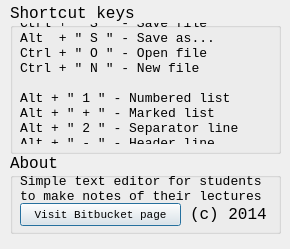
Before: the Qt Designer form aboutwindow.ui in Maxym-Dmytriiev/noteitpad, drawn with Qt 5.
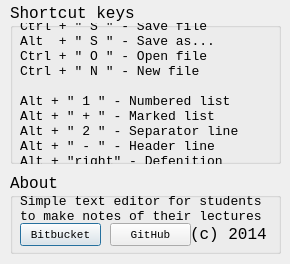
After: the same form once the commit is applied. Icons and pictures are not drawn.

Commit message:
+ Definition marks, "about" window change
Added marks for definitions (later you'll be able to list all
definitions). Also it makes easier to look for them

What changed in the file:
```diff
--- a/aboutwindow.ui
+++ b/aboutwindow.ui
@@ -10,7 +10,7 @@
     <x>0</x>
     <y>0</y>
     <width>290</width>
-    <height>249</height>
+    <height>264</height>
    </rect>
   </property>
   <property name="windowTitle">
@@ -26,7 +26,7 @@
      <x>0</x>
      <y>3</y>
      <width>291</width>
-     <height>241</height>
+     <height>261</height>
     </rect>
    </property>
    <widget class="QGroupBox" name="gbHelp">
@@ -35,7 +35,7 @@
       <x>10</x>
       <y>0</y>
       <width>271</width>
-      <height>151</height>
+      <height>161</height>
      </rect>
     </property>
     <property name="font">
@@ -53,7 +53,7 @@
        <x>10</x>
        <y>20</y>
        <width>281</width>
-       <height>121</height>
+       <height>141</height>
       </rect>
      </property>
      <property name="font">
@@ -71,7 +71,8 @@
 Alt + &quot; 1 &quot; - Numbered list
 Alt + &quot; + &quot; - Marked list
 Alt + &quot; 2 &quot; - Separator line
-Alt + &quot; - &quot; - Header line</string>
+Alt + &quot; - &quot; - Header line
+Alt + &quot;right&quot; - Defenition</string>
      </property>
     </widget>
    </widget>
@@ -79,7 +80,7 @@
     <property name="geometry">
      <rect>
       <x>10</x>
-      <y>150</y>
+      <y>170</y>
       <width>271</width>
       <height>81</height>
      </rect>
@@ -98,7 +99,7 @@
       <rect>
        <x>10</x>
        <y>50</y>
-       <width>161</width>
+       <width>81</width>
        <height>23</height>
       </rect>
      </property>
@@ -108,7 +109,7 @@
       </font>
      </property>
      <property name="text">
-      <string>Visit Bitbucket page</string>
+      <string>Bitbucket</string>
      </property>
     </widget>
     <widget class="QLabel" name="lblCopyright">
@@ -143,6 +144,24 @@
 to make notes of their lectures</string>
      </property>
     </widget>
+    <widget class="QPushButton" name="btnOpenWebsite_2">
+     <property name="geometry">
+      <rect>
+       <x>100</x>
+       <y>50</y>
+       <width>81</width>
+       <height>23</height>
+      </rect>
+     </property>
+     <property name="font">
+      <font>
+       <pointsize>8</pointsize>
+      </font>
+     </property>
+     <property name="text">
+      <string>GitHub</string>
+     </property>
+    </widget>
    </widget>
   </widget>
  </widget>
```
The commit also changes 5 other files.
